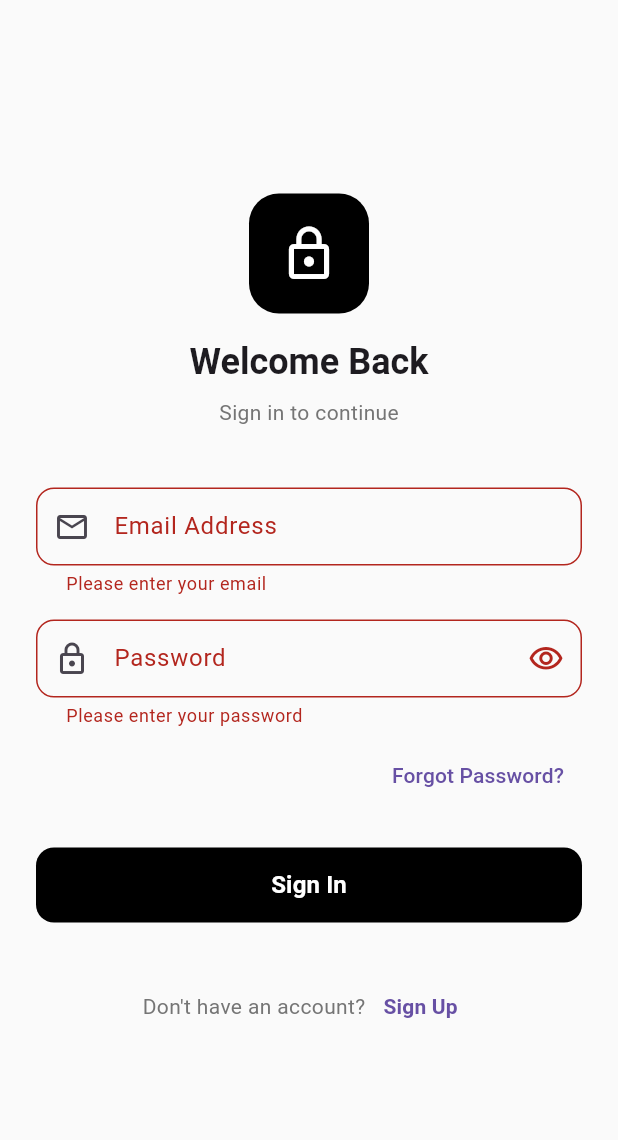
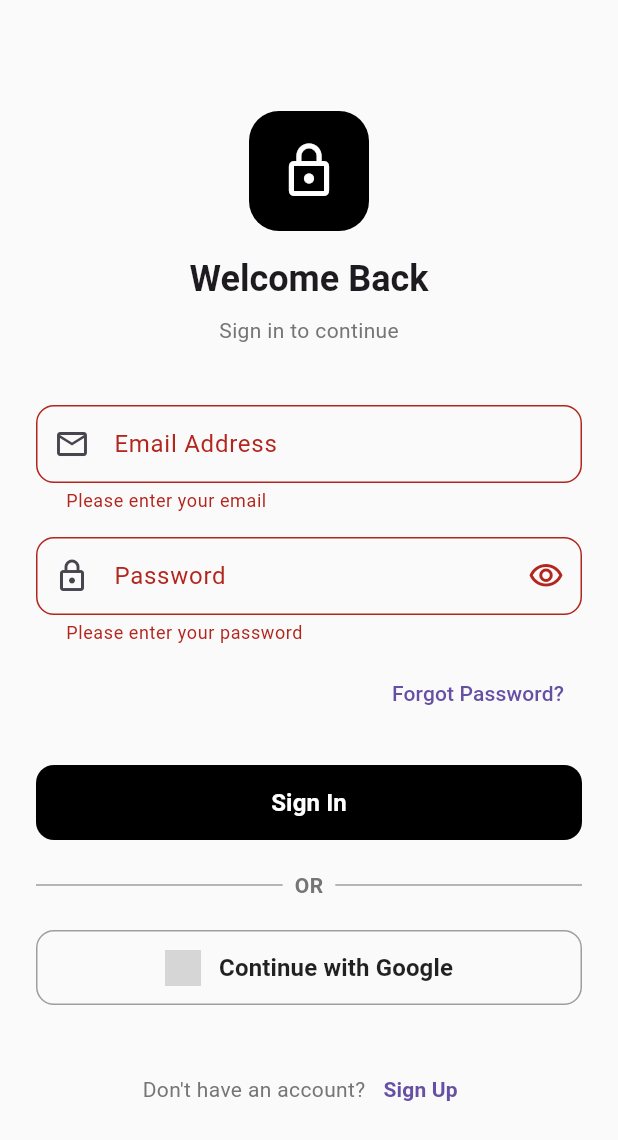
Before and after one commit to Olabanji-Ebun/user_authentication, a Flutter app: the screen it shows after launch, after a tap on "Sign In", on a phone screen of 412 x 824 dp. Shown: the top 1140 px of the screen. Run offline on Flutter 3.47's test engine with Material 3 defaults, Android fonts, the light colour scheme and no system bars; our stand-ins replace cloud_firestore, firebase_auth, firebase_core, flutter_dotenv, get, google_sign_in; accounts and stored records are empty; grey boxes are pictures that could not be loaded.

Commit message:
made changes and added google signin function

```diff
--- a/lib/login.dart
+++ b/lib/login.dart
@@ -1,14 +1,14 @@
 import 'package:cloud_firestore/cloud_firestore.dart';
 import 'package:firebase_auth/firebase_auth.dart';
 import 'package:flutter/material.dart';
+import 'package:flutter_dotenv/flutter_dotenv.dart';
 import 'package:get/get.dart';
+import 'package:google_sign_in/google_sign_in.dart';
 import 'package:user_authentication/admindashboard.dart';
 import 'package:user_authentication/homepage.dart';
 import 'package:user_authentication/signup.dart';
 import 'package:user_authentication/verifyemail.dart';
-
-import 'forgot.dart';
-
+import 'package:user_authentication/forgot.dart';
 
 class Login extends StatefulWidget {
   const Login({super.key});
@@ -18,16 +18,13 @@ class Login extends StatefulWidget {
 }
 
 class _LoginState extends State<Login> {
-  TextEditingController email = TextEditingController();
-  TextEditingController password = TextEditingController();
+  final TextEditingController email = TextEditingController();
+  final TextEditingController password = TextEditingController();
   bool _obscureText = true;
   final _formKey = GlobalKey<FormState>();
+  bool _isLoading = false;
 
-  void _togglePasswordVisibility() {
-    setState(() {
-      _obscureText = !_obscureText;
-    });
-  }
+  void _togglePasswordVisibility() => setState(() => _obscureText = !_obscureText);
 
   Future<bool> _isAdmin(String userId) async {
     try {
@@ -42,48 +39,112 @@ Future<bool> _isAdmin(String userId) async {
     }
   }
 
-// Modify your signIn function
-signIn() async {
-  if (_formKey.currentState!.validate()) {
+  // Remove BuildContext parameter since Get.snackbar doesn't need it
+void displayMessageToUser(String message) {
+  // Truncate the message if it's too long
+  final String displayMessage = message.length > 100 ? '${message.substring(0, 97)}...' : message;
+  Get.snackbar(
+    'Authentication',
+    displayMessage,
+    snackPosition: SnackPosition.BOTTOM,
+    backgroundColor: Colors.black87,
+    colorText: Colors.white,
+    margin: const EdgeInsets.all(16),
+    maxWidth: 500, // Limit the width to prevent overflow
+    duration: const Duration(seconds: 5),
+  );
+}
+
+  void onSuccess() async {
+    final user = FirebaseAuth.instance.currentUser;
+    if (user != null) {
+      final isAdmin = await _isAdmin(user.uid);
+      if (isAdmin) {
+        Get.offAll(() => AdminDashboard());
+      } else if (user.emailVerified) {
+        Get.offAll(() => const Homepage());
+      } else {
+        await user.sendEmailVerification();
+        Get.offAll(() => const VerifyEmailPage());
+      }
+    }
+  }
+
+  Future<void> _signInWithGoogle(BuildContext context) async {
+  setState(() => _isLoading = true);
   try {
-      // Show loading indicator
-      Get.dialog(
-        const Center(child: CircularProgressIndicator()),
-        barrierDismissible: false,
+    // Ensure clientId is not null
+    final String? clientId = dotenv.env['GOOGLE_CLIENT_ID'];
+    if (clientId == null || clientId.isEmpty) {
+      throw Exception('Google Client ID is missing in .env file');
+    }
+
+    final GoogleSignIn googleSignIn = GoogleSignIn(
+      clientId: clientId, // Use the correct clientId from .env
+      scopes: ['email', 'profile'],
     );
 
-      // Authenticate user
-      UserCredential userCredential = await FirebaseAuth.instance
-          .signInWithEmailAndPassword(
+    // Store mounted state before async operation
+    final bool isMounted = context.mounted;
+
+    final GoogleSignInAccount? googleUser = await googleSignIn.signIn();
+    if (googleUser == null) {
+      if (isMounted) {
+        displayMessageToUser('Google Sign-In cancelled');
+        setState(() => _isLoading = false);
+      }
+      return;
+    }
+
+    final GoogleSignInAuthentication googleAuth = await googleUser.authentication;
+    final OAuthCredential credential = GoogleAuthProvider.credential(
+      accessToken: googleAuth.accessToken,
+      idToken: googleAuth.idToken,
+    );
+
+    await FirebaseAuth.instance.signInWithCredential(credential);
+    if (isMounted) onSuccess();
+  } catch (e) {
+    // Store mounted state before async operation
+    final bool isMounted = context.mounted;
+   if (isMounted) {
+      // Simplify the error message for the user
+      String errorMessage = 'An error occurred during Google Sign-In';
+      if (e.toString().contains('redirect_uri_mismatch')) {
+        errorMessage = 'Authentication failed: Redirect URI mismatch';
+      } else if (e.toString().contains('clientId')) {
+        errorMessage = 'Authentication failed: Invalid Client ID';
+      }
+      displayMessageToUser(errorMessage);
+    }
+  } finally {
+    if (mounted) setState(() => _isLoading = false);
+  }
+}
+
+  Future<void> signIn() async {
+    if (_isLoading || !_formKey.currentState!.validate()) return;
+    setState(() => _isLoading = true);
+
+    try {
+      final userCredential = await FirebaseAuth.instance.signInWithEmailAndPassword(
         email: email.text.trim(),
         password: password.text.trim(),
       );
 
-      // Check admin status using UID
-      bool isAdmin = await _isAdmin(userCredential.user!.uid);
-
-      // Close loading dialog
-      Get.back();
-
+      final isAdmin = await _isAdmin(userCredential.user!.uid);
       if (isAdmin) {
-        // Redirect admin to admin dashboard
         Get.offAll(() => AdminDashboard());
         return;
       }
 
-      // Normal user flow
       if (userCredential.user?.emailVerified ?? false) {
         Get.offAll(() => const Homepage());
       } else {
         await userCredential.user?.sendEmailVerification();
         Get.offAll(() => const VerifyEmailPage());
       }
-
     } on FirebaseAuthException catch (e) {
-      // Close loading dialog if still open
-      if (Get.isDialogOpen!) Get.back();
-
-      // Improved error messages
       String errorMessage = 'Login failed';
       if (e.code == 'user-not-found') {
         errorMessage = 'No account found with this email';
@@ -101,17 +162,17 @@ signIn() async {
         colorText: Colors.white,
       );
     } catch (e) {
-      // Handle any other errors
-      if (Get.isDialogOpen!) Get.back();
       debugPrint('Login error: $e');
       Get.snackbar(
         'Error',
         'An unexpected error occurred',
         snackPosition: SnackPosition.BOTTOM,
       );
+    } finally {
+      if (mounted) setState(() => _isLoading = false);
     }
   }
-}
+
   @override
   Widget build(BuildContext context) {
     return Scaffold(
@@ -175,12 +236,8 @@ signIn() async {
                               horizontal: 16, vertical: 14),
                         ),
                         keyboardType: TextInputType.emailAddress,
-                        validator: (value) {
-                          if (value == null || value.isEmpty) {
-                            return 'Please enter your email';
-                          }
-                          return null;
-                        },
+                        validator: (value) =>
+                            value?.isEmpty ?? true ? 'Please enter your email' : null,
                       ),
                       const SizedBox(height: 16),
                       TextFormField(
@@ -190,11 +247,9 @@ signIn() async {
                           labelText: 'Password',
                           prefixIcon: const Icon(Icons.lock_outlined),
                           suffixIcon: IconButton(
-                            icon: Icon(
-                              _obscureText
+                            icon: Icon(_obscureText
                                 ? Icons.visibility_outlined
-                                  : Icons.visibility_off_outlined,
-                            ),
+                                : Icons.visibility_off_outlined),
                             onPressed: _togglePasswordVisibility,
                           ),
                           border: OutlineInputBorder(
@@ -203,12 +258,8 @@ signIn() async {
                           contentPadding: const EdgeInsets.symmetric(
                               horizontal: 16, vertical: 14),
                         ),
-                        validator: (value) {
-                          if (value == null || value.isEmpty) {
-                            return 'Please enter your password';
-                          }
-                          return null;
-                        },
+                        validator: (value) =>
+                            value?.isEmpty ?? true ? 'Please enter your password' : null,
                       ),
                       const SizedBox(height: 8),
                       Align(
@@ -223,21 +274,72 @@ signIn() async {
                         width: double.infinity,
                         height: 50,
                         child: ElevatedButton(
-                          onPressed: signIn,
+                          onPressed: _isLoading ? null : signIn,
                           style: ElevatedButton.styleFrom(
                             backgroundColor: Colors.black,
                             shape: RoundedRectangleBorder(
-                              borderRadius: BorderRadius.circular(12),
-                            ),
+                              borderRadius: BorderRadius.circular(12)),
                             elevation: 0,
                           ),
-                          child: const Text(
+                          child: _isLoading
+                              ? const CircularProgressIndicator(color: Colors.white)
+                              : const Text(
                                   "Sign In",
                                   style: TextStyle(
                                     fontSize: 16,
                                     fontWeight: FontWeight.w600,
-                              color: Colors.white
+                                    color: Colors.white),
                                 ),
+                        ),
+                      ),
+                      const SizedBox(height: 20),
+                      // Divider with "OR" text
+                      Row(
+                        children: [
+                          const Expanded(child: Divider(thickness: 1, color: Colors.grey)),
+                          Padding(
+                            padding: const EdgeInsets.symmetric(horizontal: 8),
+                            child: Text(
+                              "OR",
+                              style: TextStyle(
+                                color: Colors.grey[600],
+                                fontWeight: FontWeight.bold,
+                              ),
+                            ),
+                          ),
+                          const Expanded(child: Divider(thickness: 1, color: Colors.grey)),
+                        ],
+                      ),
+                      const SizedBox(height: 20),
+                      // Google Sign-In Button
+                      SizedBox(
+                        width: double.infinity,
+                        height: 50,
+                        child: OutlinedButton(
+                          onPressed: _isLoading ? null : () => _signInWithGoogle(context),
+                          style: OutlinedButton.styleFrom(
+                            shape: RoundedRectangleBorder(
+                              borderRadius: BorderRadius.circular(12)),
+                            side: const BorderSide(color: Colors.grey),
+                          ),
+                          child: Row(
+                            mainAxisAlignment: MainAxisAlignment.center,
+                            children: [
+                              Image.asset(
+                                'assets/icons/google.png',
+                                width: 24,
+                                height: 24,
+                              ),
+                              const SizedBox(width: 12),
+                              const Text(
+                                "Continue with Google",
+                                style: TextStyle(
+                                  fontSize: 16,
+                                  fontWeight: FontWeight.w600,
+                                  color: Colors.black87,
+                                ),
+                              ),
+                            ],
                           ),
                         ),
                       ),
--- a/lib/main.dart
+++ b/lib/main.dart
@@ -1,5 +1,6 @@
 import 'package:firebase_core/firebase_core.dart';
 import 'package:flutter/material.dart';
+import 'package:flutter_dotenv/flutter_dotenv.dart';
 import 'package:get/get.dart';
 import 'package:user_authentication/admindashboard.dart';
 import 'package:user_authentication/adminmiddleware.dart';
@@ -14,6 +15,7 @@ void main() async {
   await Firebase.initializeApp(
     options: DefaultFirebaseOptions.currentPlatform,
   );
+  await dotenv.load(fileName: ".env");
   runApp(const MainApp());
 }
 
```
Also changed, not shown: assets/icons/google.png (added), 4 other files. Lines whose indentation alone changed are shown as unchanged.
